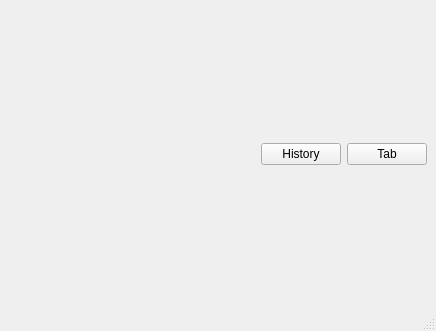
Old version of the form src/mainwindow.ui in the repository IDB-15-15/interface.
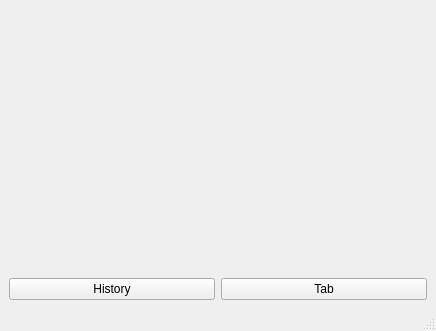
New version of the form.

Commit message: Пофиксил баги,добавил сортировку по дате добавления в историю.Улучшил дизайн форм,добавил удаление помеченных элементов (Remove). Заполнение истории при вводе из адресной строки.

Diff of the .ui file:
```diff
--- a/src/mainwindow.ui
+++ b/src/mainwindow.ui
@@ -20,8 +20,8 @@
    <enum>QTabWidget::Rounded</enum>
   </property>
   <widget class="QWidget" name="centralwidget">
-   <layout class="QHBoxLayout" name="horizontalLayout">
-    <item>
+   <layout class="QGridLayout" name="gridLayout">
+    <item row="0" column="0">
      <widget class="QTabWidget" name="tabWidget">
       <property name="tabShape">
        <enum>QTabWidget::Rounded</enum>
@@ -43,6 +43,8 @@
       </property>
      </widget>
     </item>
+    <item row="1" column="0">
+     <layout class="QHBoxLayout" name="horizontalLayout">
     <item>
      <widget class="QPushButton" name="btnHistory">
       <property name="text">
@@ -59,6 +61,8 @@
        <string>Tab</string>
       </property>
      </widget>
+      </item>
+     </layout>
     </item>
    </layout>
   </widget>
```
Lines whose indentation alone changed are shown as unchanged. The commit also changes 7 other files.
